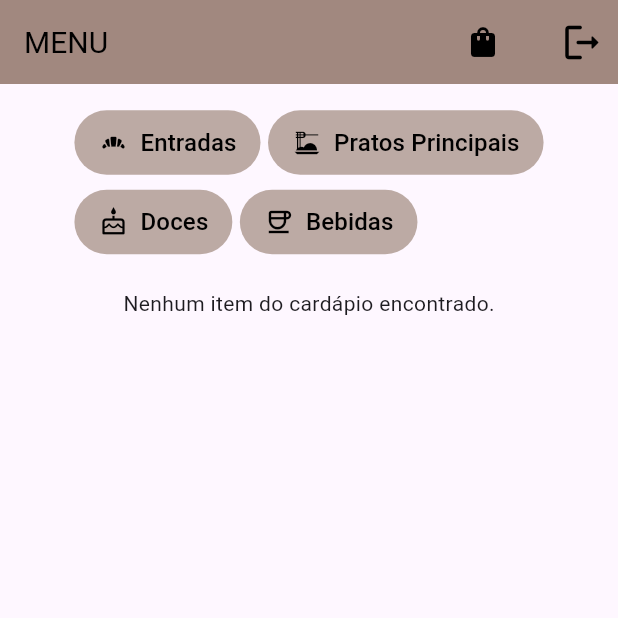
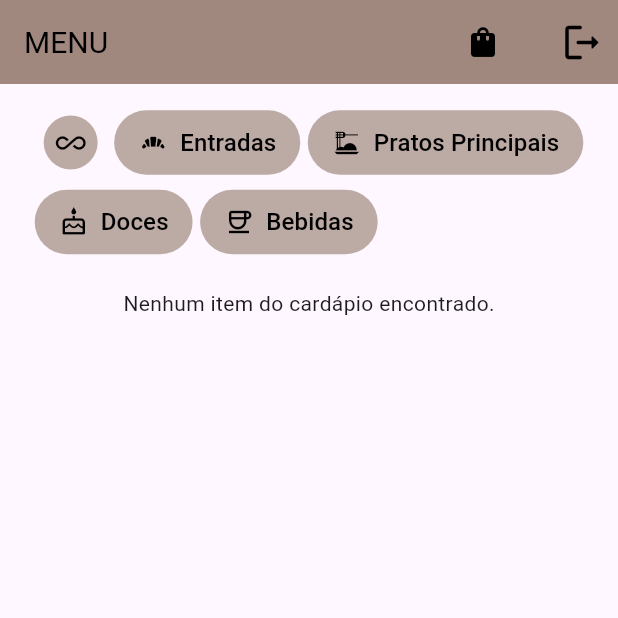
Before and after one commit to venturiniduda/flutter_mycatcoffeebar_p1, a Flutter app: the CardapioView screen opened by its route, on a phone screen of 412 x 824 dp, the top half of it. Run offline on Flutter 3.47's test engine with Material 3 defaults, Android fonts, the phone set to English and light mode, and no system bars; our stand-ins replace cloud_firestore, device_preview, email_validator, firebase_auth, firebase_core, get_it and 1 more; accounts and stored records are empty.

Commit message:
Adição Botão Categorias - Cardapio View

```diff
--- a/lib/controller/ct_cardapio.dart
+++ b/lib/controller/ct_cardapio.dart
@@ -17,7 +17,7 @@ class CardapioController {
 
   Stream<QuerySnapshot> listar(String categoria) {
     var resultado;
-    if (categoria == '') {
+    if (categoria == "") {
       resultado = db.collection('itens_cardapio').orderBy('uid');
     } else {
       resultado = db
--- a/lib/view/vw_cardapio.dart
+++ b/lib/view/vw_cardapio.dart
@@ -86,14 +86,32 @@ class _CardapioViewState extends State<CardapioView> {
               spacing: 5.0,
               runSpacing: 5.0,
               children: <Widget>[
+                IconButton(
+                  onPressed: () {
+                    setState(() {
+                      categoria = "";
+                    });
+                  },
+                  style: TextButton.styleFrom(
+                    minimumSize: Size(10.0, 8.0),
+                    backgroundColor: Colors.brown.shade200,
+                    // padding:
+                    //     EdgeInsets.symmetric(vertical: 10.0, horizontal: 16.0),
+                  ),
+                  icon: const Icon(Icons.all_inclusive),
+                  iconSize: 20.0,
+                  color: Colors.black,
+                  tooltip: "Exibir tudo",
+                ),
                 TextButton.icon(
                   onPressed: () {
                     setState(() {
-                      categoria = 'Entrada';
+                      categoria = "Entrada";
                       // _scrollToNextCat(0);
                     });
                   },
                   style: TextButton.styleFrom(
+                    minimumSize: Size(10.0, 8.0),
                     backgroundColor: Colors.brown.shade200,
                     padding:
                         EdgeInsets.symmetric(vertical: 10.0, horizontal: 16.0),
@@ -111,11 +129,12 @@ class _CardapioViewState extends State<CardapioView> {
                 TextButton.icon(
                   onPressed: () {
                     setState(() {
-                      categoria = 'Prato Principal';
+                      categoria = "Prato Principal";
                       // _scrollToNextCat(10);
                     });
                   },
                   style: TextButton.styleFrom(
+                    minimumSize: Size(10.0, 8.0),
                     backgroundColor: Colors.brown.shade200,
                     padding:
                         EdgeInsets.symmetric(vertical: 10.0, horizontal: 16.0),
@@ -133,11 +152,12 @@ class _CardapioViewState extends State<CardapioView> {
                 TextButton.icon(
                   onPressed: () {
                     setState(() {
-                      categoria = 'Doce';
+                      categoria = "Doce";
                       // _scrollToNextCat(18);
                     });
                   },
                   style: TextButton.styleFrom(
+                    minimumSize: Size(10.0, 8.0),
                     backgroundColor: Colors.brown.shade200,
                     padding:
                         EdgeInsets.symmetric(vertical: 10.0, horizontal: 16.0),
@@ -155,13 +175,14 @@ class _CardapioViewState extends State<CardapioView> {
                 TextButton.icon(
                   onPressed: () {
                     setState(() {
-                      categoria = 'Bebidas';
+                      categoria = "Bebidas";
                     });
                     // setState(() {
                     //   _scrollToNextCat(31);
                     // });
                   },
                   style: TextButton.styleFrom(
+                    minimumSize: Size(10.0, 8.0),
                     backgroundColor: Colors.brown.shade200,
                     padding:
                         EdgeInsets.symmetric(vertical: 10.0, horizontal: 16.0),
@@ -196,10 +217,6 @@ class _CardapioViewState extends State<CardapioView> {
                   default:
                     final dados = snapshot.requireData;
                     if (dados.size > 0) {
-                      Text(
-                        'teste 123',
-                        style: TextStyle(fontSize: 16.0, color: Colors.black),
-                      );
                       return Expanded(
                         child: ListView.builder(
                           controller: _scrollController,
```
Also changed, not shown: 1 other file.
